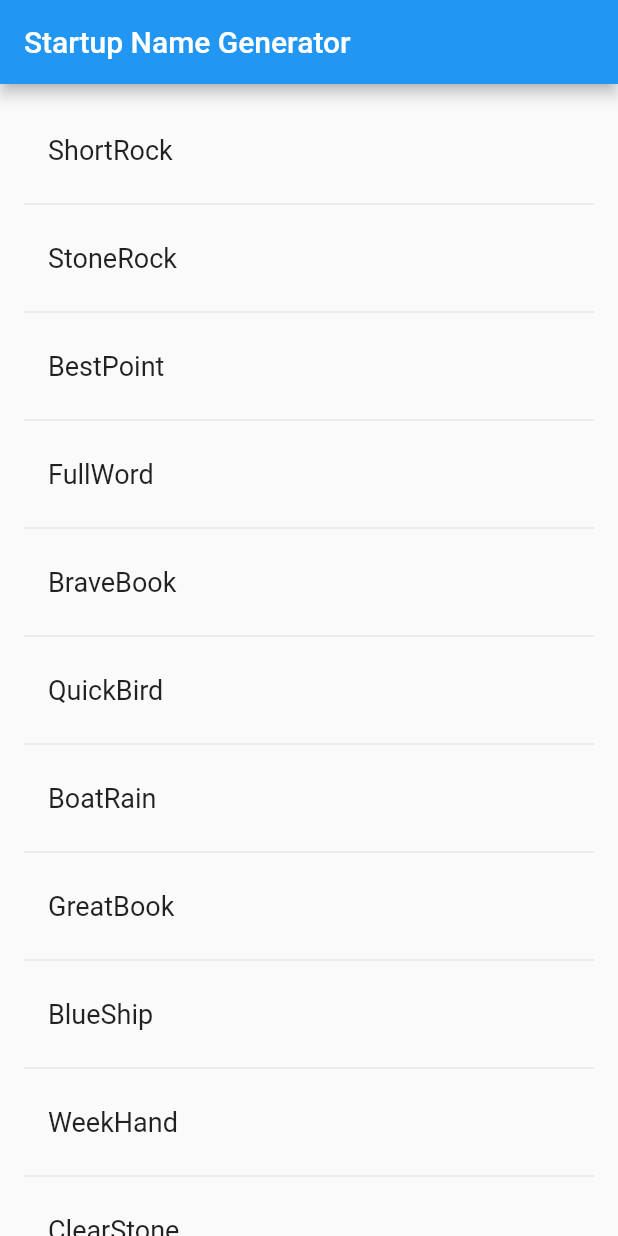
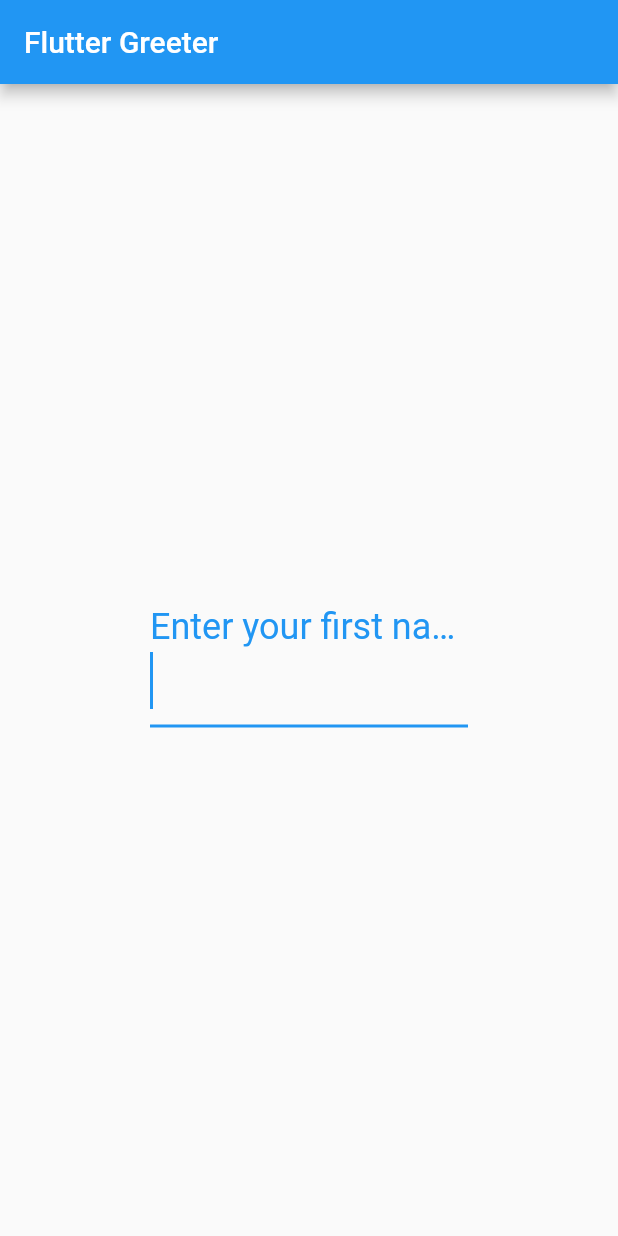
Before and after one commit to smartshark27/flutter-flutter, a Flutter app: the screen it shows after launch, on a phone screen of 412 x 824 dp. Run offline on Flutter 3.47's test engine with Material 2 defaults, Android fonts, the phone set to English and light mode, and no system bars.

Commit message:
Turn into a greeter app with multiple screens

```diff
--- a/flutter_flutter/lib/main.dart
+++ b/flutter_flutter/lib/main.dart
@@ -2,8 +2,8 @@
 // Use of this source code is governed by a BSD-style license that can be
 // found in the LICENSE file.
 
-import 'package:english_words/english_words.dart';
 import 'package:flutter/material.dart';
+import 'package:flutter_flutter/screens/first_name.dart';
 
 void main() {
   runApp(const MyApp());
@@ -14,49 +14,7 @@
 
   @override
   Widget build(BuildContext context) {
-    return MaterialApp(
-      title: 'Startup Name Generator',
-      home: Scaffold(
-        appBar: AppBar(
-          title: const Text('Startup Name Generator'),
-        ),
-        body: const Center(
-          child: RandomWords(),
-        ),
-      ),
-    );
+    return const MaterialApp(
+        title: 'Flutter Greeter', home: FirstNameFormScreen());
   }
 }
-
-class RandomWords extends StatefulWidget {
-  const RandomWords({Key? key}) : super(key: key);
-
-  @override
-  State<RandomWords> createState() => _RandomWordsState();
-}
-
-class _RandomWordsState extends State<RandomWords> {
-  final _suggestions = <WordPair>[];
-  final _biggerFont = const TextStyle(fontSize: 18);
-
-  @override
-  Widget build(BuildContext context) {
-    return ListView.builder(
-      padding: const EdgeInsets.all(16.0),
-      itemBuilder: /*1*/ (context, i) {
-        if (i.isOdd) return const Divider(); /*2*/
-
-        final index = i ~/ 2; /*3*/
-        if (index >= _suggestions.length) {
-          _suggestions.addAll(generateWordPairs().take(10)); /*4*/
-        }
-        return ListTile(
-          title: Text(
-            _suggestions[index].asPascalCase,
-            style: _biggerFont,
-          ),
-        );
-      },
-    );
-  }
-}
--- /dev/null
+++ b/flutter_flutter/lib/screens/first_name.dart
@@ -0,0 +1,46 @@
+// Copyright 2018 The Flutter team. All rights reserved.
+// Use of this source code is governed by a BSD-style license that can be
+// found in the LICENSE file.
+
+import 'package:flutter/material.dart';
+
+import 'last_name.dart';
+
+class FirstNameFormScreen extends StatefulWidget {
+  const FirstNameFormScreen({Key? key}) : super(key: key);
+
+  @override
+  State<FirstNameFormScreen> createState() => _FirstNameFormScreenState();
+}
+
+class _FirstNameFormScreenState extends State<FirstNameFormScreen> {
+  final _biggerFont = const TextStyle(fontSize: 32);
+
+  @override
+  Widget build(BuildContext context) {
+    return Scaffold(
+      appBar: AppBar(
+        title: const Text('Flutter Greeter'),
+      ),
+      body: Center(
+        child: Padding(
+            padding: const EdgeInsets.symmetric(horizontal: 100, vertical: 16),
+            child: TextFormField(
+              style: _biggerFont,
+              autofocus: true,
+              decoration: const InputDecoration(
+                  border: UnderlineInputBorder(),
+                  labelText: 'Enter your first name'),
+              onFieldSubmitted: (name) {
+                _navigateToNextScreen(context, name);
+              },
+            )),
+      ),
+    );
+  }
+
+  void _navigateToNextScreen(BuildContext context, String firstName) {
+    Navigator.of(context).push(MaterialPageRoute(
+        builder: (context) => LastNameFormScreen(firstName: firstName)));
+  }
+}
```
Also changed, not shown: flutter_flutter/lib/screens/greeting.dart (added, +27 -0 lines), flutter_flutter/lib/screens/last_name.dart (added, +46 -0 lines), 1 other file.
